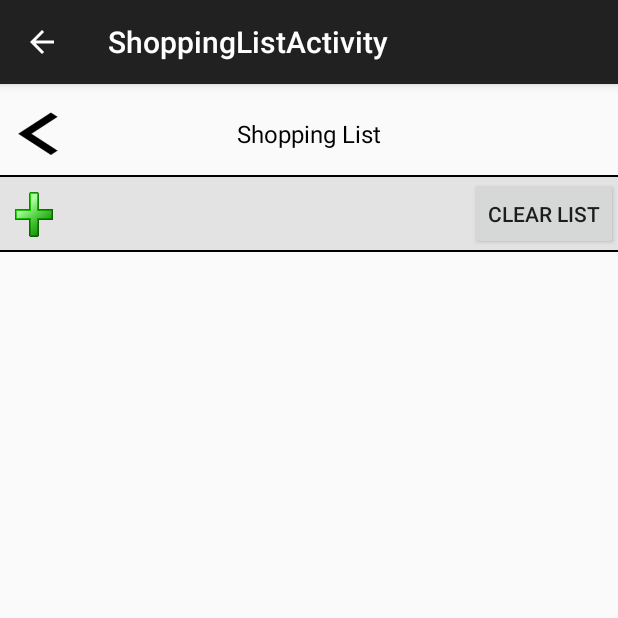
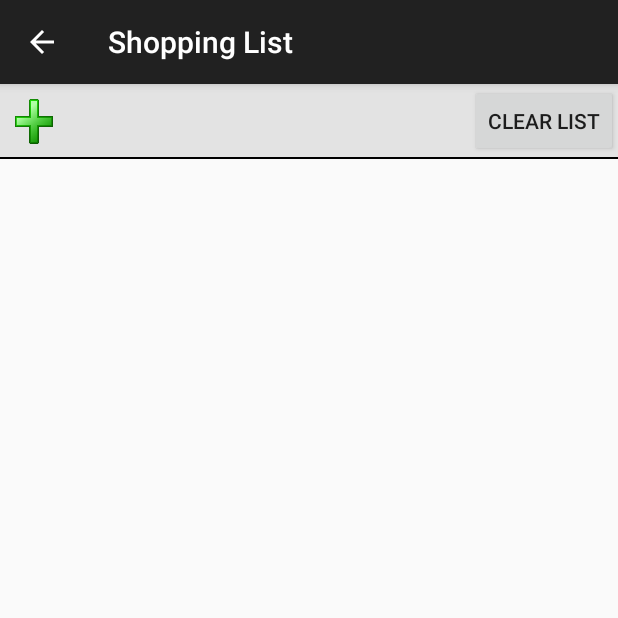
Before and after one commit to ktruong7/WaterlooHacks, an Android app: the screen it shows after launch (ShoppingListActivity), after a tap on "Home", on a phone screen of 412 x 824 dp, the top half of it. Run offline under Robolectric (Android 15) with nearby library versions, the phone set to English and light mode, and no system bars; 1 other tap on this screen came first.

Commit message:
Added back buttons to the action bar and removed the old action bar for activitiess

```diff
--- a/WaterlooHacks-Android/app/src/main/java/com/kevint/waterloohacks_android/Activities/MainActivity.java
+++ b/WaterlooHacks-Android/app/src/main/java/com/kevint/waterloohacks_android/Activities/MainActivity.java
@@ -39,7 +39,7 @@ public class MainActivity extends AppCompatActivity {
     private Context context;
 
     private ListView offersListView;
-    private OffersListAdapter offersListAdapter;
+    public static OffersListAdapter offersListAdapter;
     private ArrayList<Offer> offers;
 
     private DrawerLayout mDrawerLayout;
--- a/WaterlooHacks-Android/app/src/main/java/com/kevint/waterloohacks_android/Activities/ShoppingListActivity.java
+++ b/WaterlooHacks-Android/app/src/main/java/com/kevint/waterloohacks_android/Activities/ShoppingListActivity.java
@@ -30,6 +30,7 @@ public class ShoppingListActivity extends AppCompatActivity {
         setContentView(R.layout.activity_shopping_list);
         context = this;
         getSupportActionBar().setDisplayHomeAsUpEnabled(true);
+        getSupportActionBar().setTitle("Shopping List");
         initializeComponents();
         setUpButtons();
         setUpListView();
@@ -48,7 +49,6 @@ public class ShoppingListActivity extends AppCompatActivity {
 
     private void initializeComponents() {
         addButton = (ImageButton) findViewById(R.id.add_button);
-        backButton = (ImageButton) findViewById(R.id.back_button);
         clearButton = (Button) findViewById(R.id.clear_button);
         shoppingListView = (ListView) findViewById(R.id.shopping_list);
     }
@@ -59,13 +59,6 @@ public class ShoppingListActivity extends AppCompatActivity {
             public void onClick(View v) {
                 Intent intent = new Intent(context, AddItemActivity.class);
                 startActivity(intent);
-            }
-        });
-
-        backButton.setOnClickListener(new View.OnClickListener() {
-            @Override
-            public void onClick(View v) {
-                finish();
             }
         });
 
--- a/WaterlooHacks-Android/app/src/main/res/layout/activity_shopping_list.xml
+++ b/WaterlooHacks-Android/app/src/main/res/layout/activity_shopping_list.xml
@@ -1,45 +1,12 @@
 <RelativeLayout xmlns:android="http://schemas.android.com/apk/res/android"
     xmlns:tools="http://schemas.android.com/tools" android:layout_width="match_parent"
     android:layout_height="match_parent"
-    android:paddingTop="5dp"
     tools:context="com.kevint.waterloohacks_android.Activities.ShoppingListActivity">
-
-    <RelativeLayout
-        android:id="@+id/header"
-        android:layout_width="match_parent"
-        android:layout_height="55dp">
-        <TextView
-            android:layout_width="wrap_content"
-            android:layout_height="wrap_content"
-            android:text="Shopping List"
-            android:textSize="16sp"
-            android:textColor="@color/black"
-            android:layout_centerVertical="true"
-            android:layout_centerHorizontal="true" />
-
-        <ImageButton
-            android:layout_width="30dp"
-            android:layout_height="30dp"
-            android:background="@drawable/back_arrow"
-            android:id="@+id/back_button"
-            android:layout_marginLeft="10dp"
-            android:layout_centerVertical="true"
-            android:layout_alignParentStart="true"
-            android:layout_marginStart="23dp" />
-
-    </RelativeLayout>
-    <RelativeLayout
-        android:id="@+id/separator"
-        android:layout_width="match_parent"
-        android:layout_height="1dp"
-        android:background="@color/black"
-        android:layout_below="@+id/header"></RelativeLayout>
 
     <RelativeLayout
         android:id="@+id/options_layout"
         android:layout_width="match_parent"
         android:layout_height="50dp"
-        android:layout_below="@+id/separator"
         android:layout_alignParentStart="true"
         android:background="@color/light_grey">
 
```
Also changed, not shown: WaterlooHacks-Android/app/src/main/java/com/kevint/waterloohacks_android/Activities/AddItemActivity.java (+13 -7 lines), WaterlooHacks-Android/app/src/main/java/com/kevint/waterloohacks_android/Activities/BluetoothBeaconActivity.java (+7 -16 lines), WaterlooHacks-Android/app/src/main/res/layout/activity_add_item.xml (+0 -31 lines).
